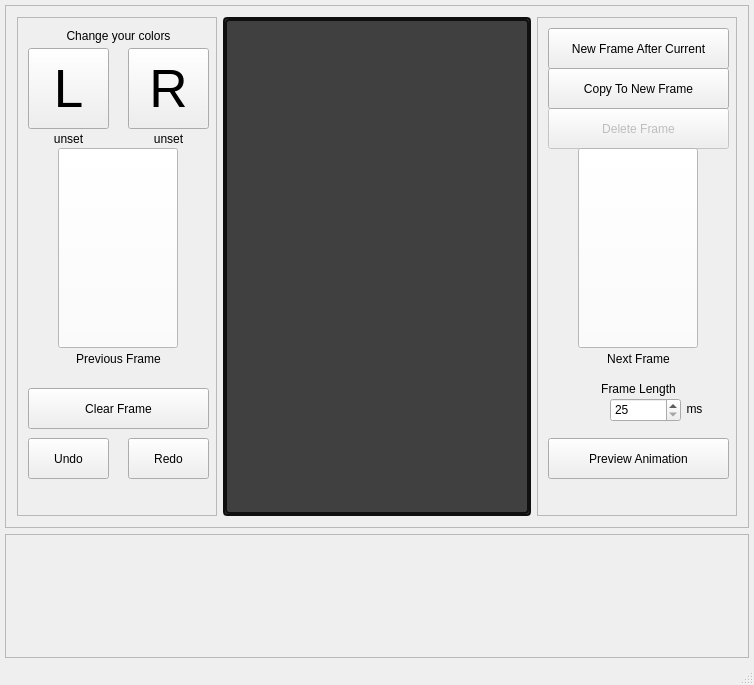
First picture: the form in Tower_of_Lights_Editor_V3/mainwindow.ui, repository ThereIsNoEscape/cs383project, before the edit.
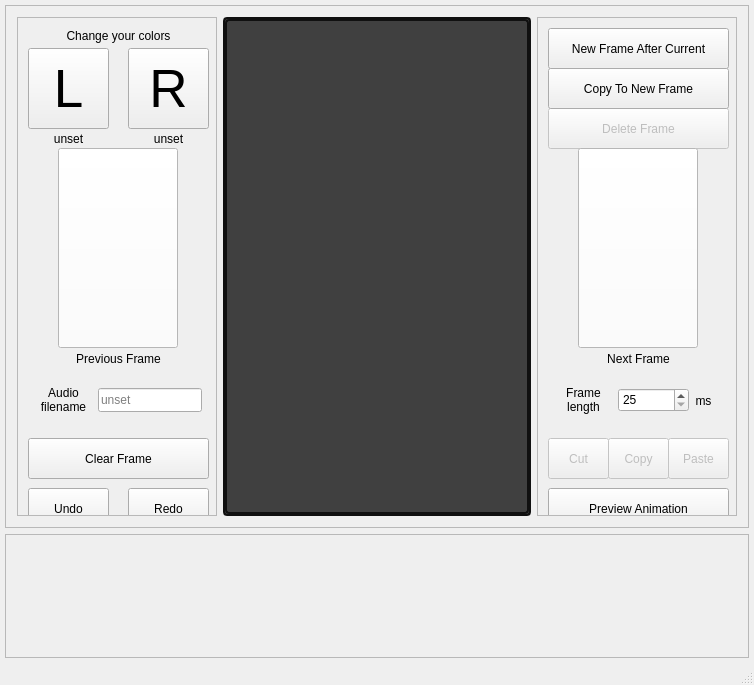
Second picture: the form after the edit.

Commit message: user can edit audio filename (also some click and drag prototyping)

The edit to the form file:
```diff
--- a/Tower_of_Lights_Editor_V3/mainwindow.ui
+++ b/Tower_of_Lights_Editor_V3/mainwindow.ui
@@ -186,7 +186,7 @@
             <property name="geometry">
              <rect>
               <x>110</x>
-              <y>420</y>
+              <y>470</y>
               <width>81</width>
               <height>41</height>
              </rect>
@@ -199,7 +199,7 @@
             <property name="geometry">
              <rect>
               <x>10</x>
-              <y>420</y>
+              <y>470</y>
               <width>81</width>
               <height>41</height>
              </rect>
@@ -231,7 +231,7 @@
             <property name="geometry">
              <rect>
               <x>10</x>
-              <y>370</y>
+              <y>420</y>
               <width>181</width>
               <height>41</height>
              </rect>
@@ -259,6 +259,39 @@
              <set>Qt::AlignCenter</set>
             </property>
            </widget>
+           <widget class="QLabel" name="label_12">
+            <property name="geometry">
+             <rect>
+              <x>10</x>
+              <y>366</y>
+              <width>71</width>
+              <height>31</height>
+             </rect>
+            </property>
+            <property name="text">
+             <string>Audio
+filename</string>
+            </property>
+            <property name="alignment">
+             <set>Qt::AlignCenter</set>
+            </property>
+           </widget>
+           <widget class="QLineEdit" name="lineEdit">
+            <property name="geometry">
+             <rect>
+              <x>80</x>
+              <y>370</y>
+              <width>104</width>
+              <height>24</height>
+             </rect>
+            </property>
+            <property name="text">
+             <string/>
+            </property>
+            <property name="placeholderText">
+             <string>unset</string>
+            </property>
+           </widget>
           </widget>
          </widget>
         </item>
@@ -381,14 +414,15 @@
            <widget class="QLabel" name="label_8">
             <property name="geometry">
              <rect>
-              <x>50</x>
-              <y>360</y>
-              <width>101</width>
-              <height>21</height>
+              <x>10</x>
+              <y>366</y>
+              <width>71</width>
+              <height>31</height>
              </rect>
             </property>
             <property name="text">
-             <string>Frame Length</string>
+             <string>Frame
+length</string>
             </property>
             <property name="alignment">
              <set>Qt::AlignCenter</set>
@@ -397,8 +431,8 @@
            <widget class="QLabel" name="label_9">
             <property name="geometry">
              <rect>
-              <x>141</x>
-              <y>380</y>
+              <x>150</x>
+              <y>372</y>
               <width>31</width>
               <height>21</height>
              </rect>
@@ -414,7 +448,7 @@
             <property name="geometry">
              <rect>
               <x>10</x>
-              <y>420</y>
+              <y>470</y>
               <width>181</width>
               <height>41</height>
              </rect>
@@ -426,8 +460,8 @@
            <widget class="QSpinBox" name="spinBox">
             <property name="geometry">
              <rect>
-              <x>72</x>
-              <y>380</y>
+              <x>80</x>
+              <y>370</y>
               <width>71</width>
               <height>24</height>
              </rect>
@@ -477,6 +511,63 @@
              <string>Copy To New Frame</string>
             </property>
            </widget>
+           <widget class="QPushButton" name="pushButton_undo_2">
+            <property name="enabled">
+             <bool>false</bool>
+            </property>
+            <property name="geometry">
+             <rect>
+              <x>10</x>
+              <y>420</y>
+              <width>61</width>
+              <height>41</height>
+             </rect>
+            </property>
+            <property name="styleSheet">
+             <string notr="true"/>
+            </property>
+            <property name="text">
+             <string>Cut</string>
+            </property>
+           </widget>
+           <widget class="QPushButton" name="pushButton_undo_3">
+            <property name="enabled">
+             <bool>false</bool>
+            </property>
+            <property name="geometry">
+             <rect>
+              <x>70</x>
+              <y>420</y>
+              <width>61</width>
+              <height>41</height>
+             </rect>
+            </property>
+            <property name="styleSheet">
+             <string notr="true"/>
+            </property>
+            <property name="text">
+             <string>Copy</string>
+            </property>
+           </widget>
+           <widget class="QPushButton" name="pushButton_undo_4">
+            <property name="enabled">
+             <bool>false</bool>
+            </property>
+            <property name="geometry">
+             <rect>
+              <x>130</x>
+              <y>420</y>
+              <width>61</width>
+              <height>41</height>
+             </rect>
+            </property>
+            <property name="styleSheet">
+             <string notr="true"/>
+            </property>
+            <property name="text">
+             <string>Paste</string>
+            </property>
+           </widget>
           </widget>
          </widget>
         </item>
```
The commit also changes 4 other files.
